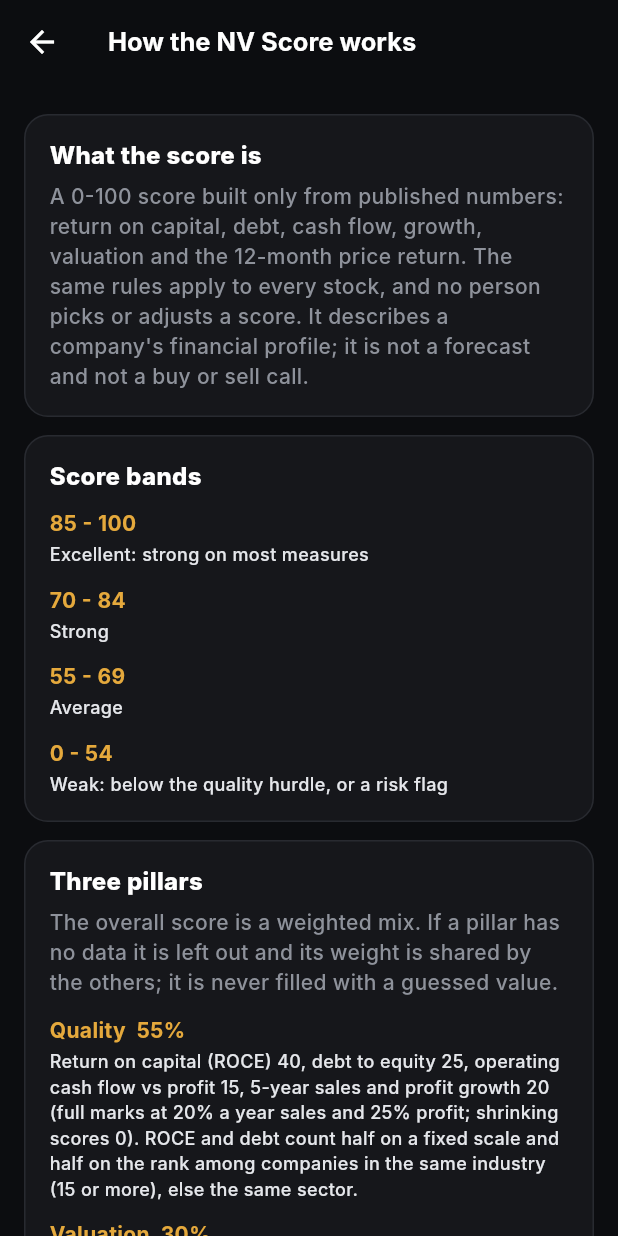
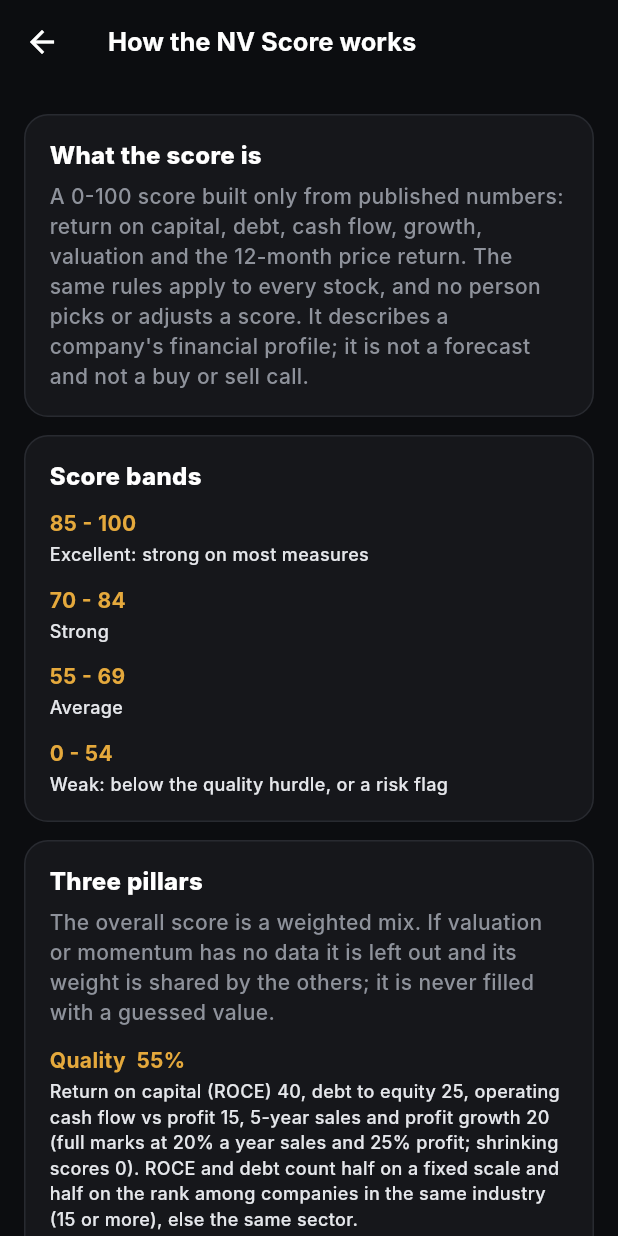
Before and after one commit to sakagg1211-design/nivaarth, a Flutter app: the AiScoreCard widget shown alone on an empty page, opened directly with empty values, after a tap on the "info outline" icon, on a phone screen of 412 x 824 dp. Run offline on Flutter 3.47's test engine with Material 3 defaults, Android fonts, the phone set to English and light mode, and no system bars; our stand-ins replace fl_chart, flutter_riverpod, package_info_plus, shared_preferences, supabase_flutter; accounts and stored records are empty; network calls fail; Roboto replaces fonts that are missing (Inter).

Commit message:
feat(app): v2.7 score - data pending state, real pillar tiles, v1.0.10+11
- StockScore: isDataPending / pendingReason, pillarScore(), qualityCoverage
  from score_breakdown.
- A null score from too little data reads "Data Pending" (narrative, score
  card, watchlist, search) instead of "Score Excluded".
- Top Opportunity and Weakest Holding cards show Quality / Valuation /
  Momentum (0-100) and quality inputs (x/4) instead of the legacy six
  pillar numbers and "Bullish / Weak" wording.
- Methodology page: own 5-year P/E band, minimum data rule, reviewed
  pledges, net-worth conflict.
- Version 1.0.10+11.

Co-Authored-By: Claude Opus 5.5 <noreply@anthropic.com>

```diff
--- a/lib/providers/watchlist_provider.dart
+++ b/lib/providers/watchlist_provider.dart
@@ -135,7 +135,9 @@ class WatchlistNotifier extends StateNotifier<List<WatchlistItem>> {
         .where((p) => p['score'] is num)
         .map((p) => "${p['label']} ${(p['score'] as num).round()}")
         .toList();
-    if (stock.isExcluded && stock.recommendation.toUpperCase().contains('DATA REVIEW')) {
+    if (stock.isDataPending) {
+      takeaway = 'Not enough data for an NV Score yet${stock.pendingReason != null ? ' (${stock.pendingReason})' : ''}.';
+    } else if (stock.isExcluded && stock.recommendation.toUpperCase().contains('DATA REVIEW')) {
       takeaway = 'Source data under review; no score until it is verified.';
     } else if (stock.isExcluded) {
       takeaway = 'Specialized asset class ($sector); standard quantitative scoring withheld.';
--- a/lib/screens/portfolio/widgets/add_holding_sheet.dart
+++ b/lib/screens/portfolio/widgets/add_holding_sheet.dart
@@ -371,9 +371,9 @@ class _AddHoldingSheetState extends ConsumerState<AddHoldingSheet> {
                                     color: Colors.amber.withValues(alpha: 0.15),
                                     borderRadius: BorderRadius.circular(4),
                                   ),
-                                  child: const Text(
-                                    'EXCLUDED',
-                                    style: TextStyle(color: Colors.amber, fontSize: 10, fontWeight: FontWeight.w700),
+                                  child: Text(
+                                    item.isDataPending ? 'DATA PENDING' : 'EXCLUDED',
+                                    style: const TextStyle(color: Colors.amber, fontSize: 10, fontWeight: FontWeight.w700),
                                   ),
                                 )
                               : null),
--- a/lib/screens/stock/score_methodology_page.dart
+++ b/lib/screens/stock/score_methodology_page.dart
@@ -47,15 +47,17 @@ class ScoreMethodologyPage extends StatelessWidget {
           ),
           _Section(
             title: 'Three pillars',
-            body: 'The overall score is a weighted mix. If a pillar has no data it is left out and '
-                'its weight is shared by the others; it is never filled with a guessed value.',
+            body: 'The overall score is a weighted mix. If valuation or momentum has no data it is left '
+                'out and its weight is shared by the others; it is never filled with a guessed value.',
             rows: [
               _Row('Quality  55%', 'Return on capital (ROCE) 40, debt to equity 25, operating cash flow '
                   'vs profit 15, 5-year sales and profit growth 20 (full marks at 20% a year sales and 25% '
                   'profit; shrinking scores 0). ROCE and debt count half on a fixed scale and half on the '
                   'rank among companies in the same industry (15 or more), else the same sector.'),
-              _Row('Valuation  30%', 'P/E compared with companies in the same industry 60, earnings yield '
-                  'vs the 10-year government bond (7%) 40'),
+              _Row('Valuation  30%', 'P/E compared with companies in the same industry 60, and P/E compared '
+                  'with its own 5-year average P/E 40 (0.7x or lower full marks, 1.0x half, 1.5x or '
+                  'higher none). A loss-making company scores 0. Without a 5-year average, the earnings '
+                  'yield vs the 10-year government bond (7%) is used instead.'),
               _Row('Momentum  15%', 'Price return over the last 12 months, leaving out the latest month, '
                   'ranked against every scored stock (6 months for stocks listed under a year). RSI, '
                   'MACD and moving averages are shown for information and are not scored.'),
@@ -66,8 +68,13 @@ class ScoreMethodologyPage extends StatelessWidget {
             body: 'When the quality pillar is below 55, the overall score is capped at 54. From quality 55 '
                 'to 65 the cap rises step by step (about 4.6 points per quality point) and disappears at '
                 '65, so a small change in quality never makes the score jump. A cheap stock or a strong '
-                'price run cannot lift a weak business into the strong bands. If quality data is missing '
-                'it is currently counted as neutral (50).',
+                'price run cannot lift a weak business into the strong bands.',
+          ),
+          _Section(
+            title: 'Minimum data',
+            body: 'Quality needs at least 3 of its 4 inputs (return on capital, debt, cash flow, growth). '
+                'With 2 inputs the overall score is capped at 60; with fewer, or without return on capital, '
+                'no score is shown and the stock reads DATA PENDING. Missing inputs are never assumed.',
           ),
           _Section(
             title: 'Risk flags',
@@ -76,9 +83,16 @@ class ScoreMethodologyPage extends StatelessWidget {
             rows: [
               _Row('Pledge', '75% or more of promoter shares pledged, or pledged shares at 25% or more '
                   'of the company'),
-              _Row('Net worth', 'Zero or negative shareholder equity'),
+              _Row('Net worth', 'Zero or negative shareholder equity (held for review instead when the '
+                  'price-to-book in the fundamentals dataset is positive)'),
               _Row('Debt', 'A negative debt-to-equity figure (a data anomaly)'),
             ],
+          ),
+          _Section(
+            title: 'Reviewed pledges',
+            body: 'Some large pledges are checked against exchange filings. When the promoter is a '
+                'private-equity owner that pledged its stake for its own holding-company loan, the pledge '
+                'is shown as a note and does not trigger the flag. Every other pledge follows the rule above.',
           ),
           _Section(
             title: 'Special cases',
@@ -118,8 +132,9 @@ class ScoreMethodologyPage extends StatelessWidget {
           _Section(
             title: 'Data and freshness',
             body: 'Fundamentals come from a dataset compiled from companies\' published results; where a '
-                'figure is missing, debt, '
-                'cash flow and margin are taken from Yahoo Finance. Closing prices come from the NSE '
+                'figure is missing, debt and '
+                'cash flow are taken from Yahoo Finance; net worth, margins and bank balance-sheet figures '
+                'come from Yahoo Finance. Closing prices come from the NSE '
                 'daily bhavcopy; prices during market hours come from Yahoo Finance and can be delayed. '
                 'Scores are recalculated after each trading day\'s close. Data can be incomplete or wrong; '
                 'check the company\'s filings before relying on any number.',
--- a/lib/screens/stock/widgets/ai_score_card.dart
+++ b/lib/screens/stock/widgets/ai_score_card.dart
@@ -240,9 +240,11 @@ class AiScoreCard extends StatelessWidget {
                         children: [
                           if (score.isExcluded)
                             _buildInstitutionalBadge(
-                              label: score.recommendation.toUpperCase().contains("DATA REVIEW")
-                                  ? "Data Under Review"
-                                  : "Score Excluded",
+                              label: score.isDataPending
+                                  ? "Data Pending"
+                                  : (score.recommendation.toUpperCase().contains("DATA REVIEW")
+                                      ? "Data Under Review"
+                                      : "Score Excluded"),
                               icon: Icons.block_outlined,
                               color: Colors.amber,
                             ),
@@ -498,6 +500,9 @@ class AiScoreCard extends StatelessWidget {
   }
 
   String _summary() {
+    if (score.isDataPending) {
+      return "No NV Score yet: ${score.pendingReason ?? 'not enough quality data'}. The score needs at least 3 of 4 quality inputs and is not built on assumed values.";
+    }
     if (score.isExcluded) {
       final rec = score.recommendation.toUpperCase();
       if (rec.contains("DATA REVIEW")) {
--- a/pubspec.yaml
+++ b/pubspec.yaml
@@ -16,7 +16,7 @@ publish_to: 'none' # Remove this line if you wish to publish to pub.dev
 # https://developer.apple.com/library/archive/documentation/General/Reference/InfoPlistKeyReference/Articles/CoreFoundationKeys.html
 # In Windows, build-name is used as the major, minor, and patch parts
 # of the product and file versions while build-number is used as the build suffix.
-version: 1.0.9+10
+version: 1.0.10+11
 
 environment:
   sdk: ^3.12.2
```
Also changed, not shown: lib/core/utils/verdict_narrative_engine.dart (+31 -0 lines), lib/models/stock_score.dart (+30 -0 lines), lib/screens/dashboard/widgets/top_opportunity_card.dart (+35 -79 lines), lib/screens/dashboard/widgets/weakest_holding_card.dart (+35 -103 lines), 1 other file.
